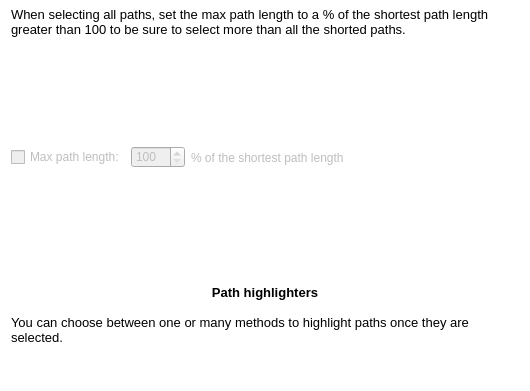
First picture: the form in plugins/interactor/PathFinder/designer/PathFinderConfiguration.ui, repository Tulip-Dev/tulip, before the edit; both pictures show x 0 to 530 and y 441 to 832 of the 530 by 832 pixel window.
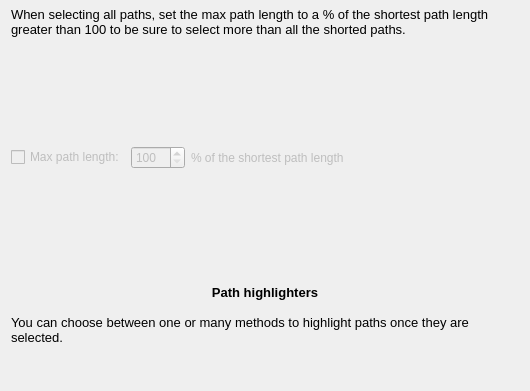
Second picture: the form after the edit.

Commit message: plugins style sheets cleanup: use the perspective main window style sheet as much as possible

Patch:
```diff
--- a/plugins/interactor/PathFinder/designer/PathFinderConfiguration.ui
+++ b/plugins/interactor/PathFinder/designer/PathFinderConfiguration.ui
@@ -19,11 +19,6 @@
   <property name="windowTitle">
    <string>Form</string>
   </property>
-  <property name="styleSheet">
-    <string notr="true">
-      #PathFinderConfigurationData { background-color: white; }
-    </string>
-  </property>
   <layout class="QVBoxLayout" name="verticalLayout">
    <item>
     <widget class="QLabel" name="label">
```
Left out of the diff: 2 changed lines with no effect on the pictures. The commit also changes 22 other files.
